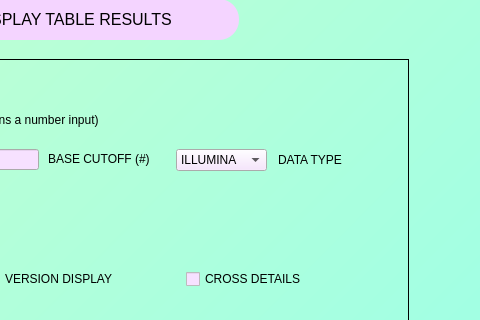
OLC-Bioinformatics/COWBAT-GUI, file MainMenu.ui: the form before one commit; both pictures show x 342 to 822 and y 210 to 530 of the 822 by 830 pixel window.
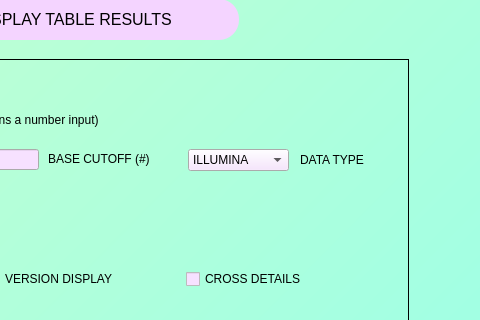
The form after the commit.

Commit message: Fixed bug to allow .xlsx and .csv files to be entered

What changed in the file:
```diff
--- a/MainMenu.ui
+++ b/MainMenu.ui
@@ -1132,9 +1132,9 @@
    <widget class="QComboBox" name="dataDropdownMenu">
     <property name="geometry">
      <rect>
-      <x>518</x>
+      <x>530</x>
       <y>340</y>
-      <width>91</width>
+      <width>101</width>
       <height>22</height>
      </rect>
     </property>
@@ -1269,7 +1269,7 @@
    <widget class="QLabel" name="label_3">
     <property name="geometry">
      <rect>
-      <x>620</x>
+      <x>642</x>
       <y>340</y>
       <width>81</width>
       <height>21</height>
```
Left out of the diff: 5 changed lines with no effect on the pictures. The commit also changes 1 other file.
